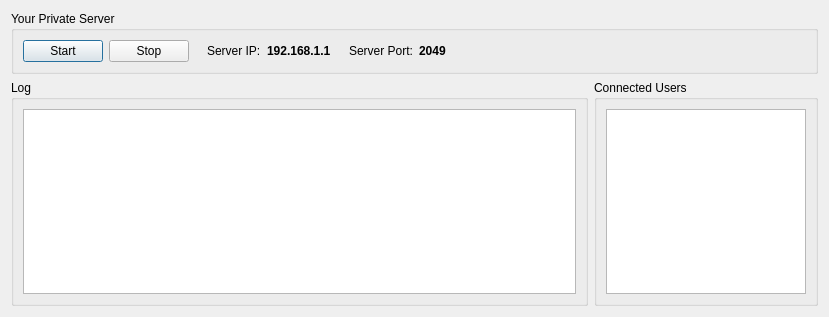
First picture: the form in src/Common/gui/PrivateServerWindow.ui, repository elieserdejesus/JamTaba, before the edit.
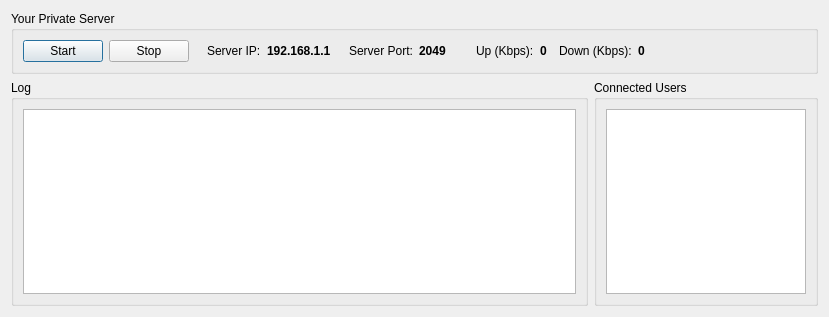
Second picture: the form after the edit.

Commit message: Showing network usage in private server

```diff
--- a/src/Common/gui/PrivateServerWindow.ui
+++ b/src/Common/gui/PrivateServerWindow.ui
@@ -136,6 +136,78 @@
         </property>
        </widget>
       </item>
+      <item>
+       <spacer name="horizontalSpacer_4">
+        <property name="orientation">
+         <enum>Qt::Horizontal</enum>
+        </property>
+        <property name="sizeType">
+         <enum>QSizePolicy::Maximum</enum>
+        </property>
+        <property name="sizeHint" stdset="0">
+         <size>
+          <width>24</width>
+          <height>20</height>
+         </size>
+        </property>
+       </spacer>
+      </item>
+      <item>
+       <widget class="QLabel" name="labelUpload">
+        <property name="text">
+         <string>Up (Kbps):</string>
+        </property>
+       </widget>
+      </item>
+      <item>
+       <widget class="QLabel" name="labelUploadValue">
+        <property name="font">
+         <font>
+          <weight>75</weight>
+          <bold>true</bold>
+         </font>
+        </property>
+        <property name="text">
+         <string>0</string>
+        </property>
+       </widget>
+      </item>
+      <item>
+       <spacer name="horizontalSpacer_5">
+        <property name="orientation">
+         <enum>Qt::Horizontal</enum>
+        </property>
+        <property name="sizeType">
+         <enum>QSizePolicy::Maximum</enum>
+        </property>
+        <property name="sizeHint" stdset="0">
+         <size>
+          <width>6</width>
+          <height>20</height>
+         </size>
+        </property>
+       </spacer>
+      </item>
+      <item>
+       <widget class="QLabel" name="labelDownload">
+        <property name="text">
+         <string>Down (Kbps):</string>
+        </property>
+       </widget>
+      </item>
+      <item>
+       <widget class="QLabel" name="labelDownloadValue">
+        <property name="font">
+         <font>
+          <weight>75</weight>
+          <bold>true</bold>
+         </font>
+        </property>
+        <property name="text">
+         <string>0</string>
+        </property>
+       </widget>
+      </item>
       <item>
        <spacer name="horizontalSpacer_3">
         <property name="orientation">
```
The commit also changes 2 other files.
